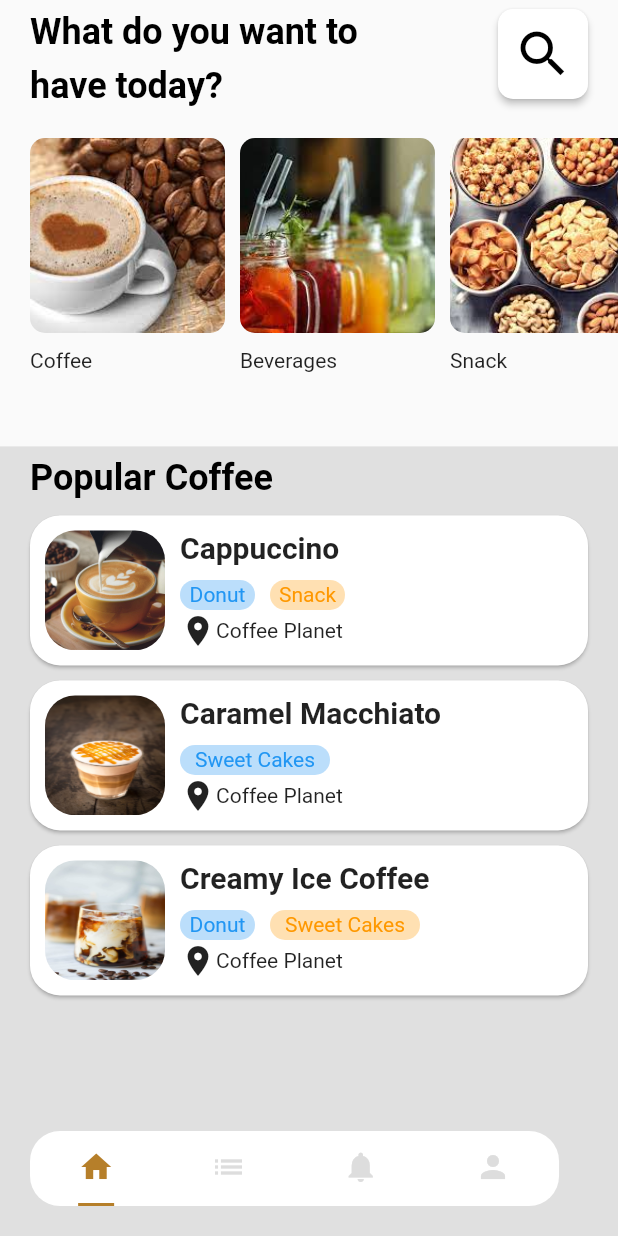
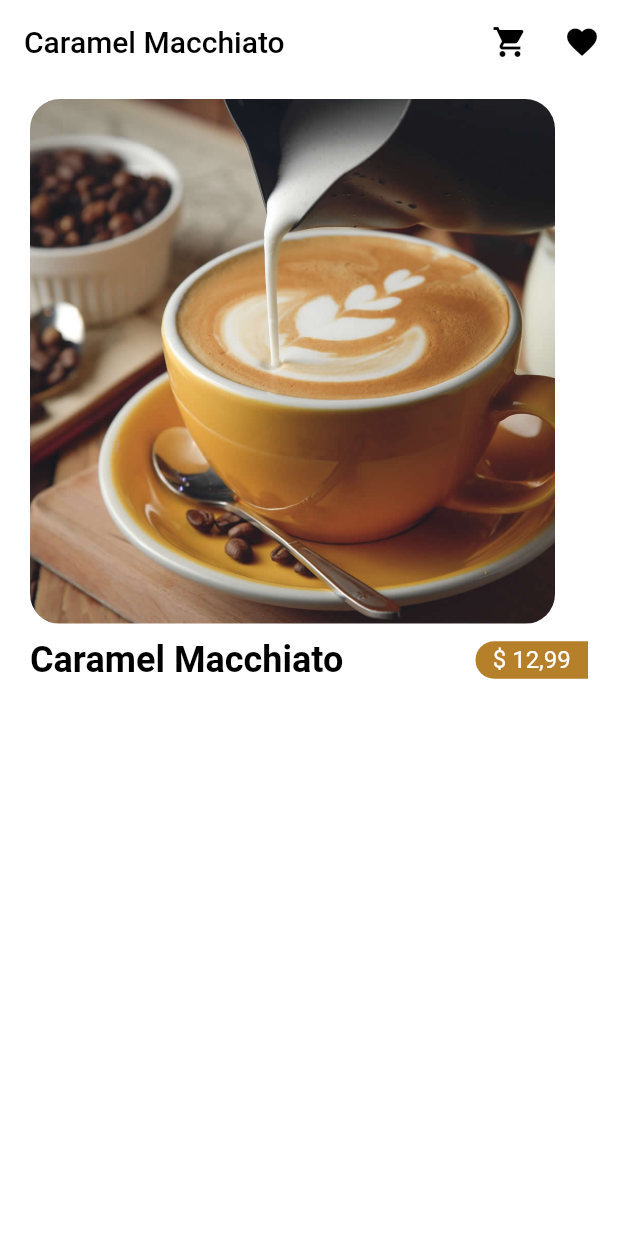
Before and after one commit to huseyinnarli/coffee_app, a Flutter app: the screen it shows after launch, on a phone screen of 412 x 824 dp. Run offline on Flutter 3.47's test engine with Material 2 defaults, Android fonts, the phone set to English and light mode, and no system bars.

```diff
--- a/lib/main.dart
+++ b/lib/main.dart
@@ -1,4 +1,5 @@
 import 'package:flutter/material.dart';
+import 'package:newapp/pages/coffeepage.dart';
 import 'package:newapp/pages/maintab.dart';
 
 void main() {
@@ -12,15 +13,22 @@ class MyApp extends StatelessWidget {
   @override
   Widget build(BuildContext context) {
     return MaterialApp(
+      debugShowCheckedModeBanner: false,
       title: 'Flutter Demo',
       theme: ThemeData().copyWith(
+        appBarTheme: const AppBarTheme(
+          centerTitle: true,
+          backgroundColor: Colors.white,
+          elevation: 0,
+          foregroundColor: Colors.black
+        ),
         tabBarTheme: const TabBarTheme(
           labelColor: Color(0xffB67F2A),
           unselectedLabelColor: Color(0xffDDDDDD),
           indicatorSize: TabBarIndicatorSize.label,
         ),
       ),
-      home: const MainPage(),
+      home: const CoffeePage(),
     );
   }
 }
--- /dev/null
+++ b/lib/pages/coffeepage.dart
@@ -0,0 +1,74 @@
+import 'package:flutter/material.dart';
+import 'package:newapp/collections/collection_item.dart';
+
+class CoffeePage extends StatelessWidget {
+  const CoffeePage({super.key});
+  final String title = 'Caramel Macchiato';
+  @override
+  Widget build(BuildContext context) {
+    return Scaffold(
+      backgroundColor: Colors.white,
+      appBar: AppBar(
+        centerTitle: false,
+        title: Text(title),
+        //centerTitle: true,
+        actions: [
+          IconButton(
+              onPressed: () {}, icon: const Icon(Icons.local_grocery_store)),
+          IconButton(onPressed: () {}, icon: const Icon(Icons.favorite))
+        ],
+      ),
+      body: Padding(
+        padding: const EdgeInsets.symmetric(horizontal: 20, vertical: 10),
+        child: Column(
+          crossAxisAlignment: CrossAxisAlignment.start,
+          children: [
+            Container(
+              //padding: EdgeInsets.zero,
+              margin: EdgeInsets.zero,
+              //margin: const EdgeInsets.all(20),
+              height: 350,
+              width: 350,
+              decoration: BoxDecoration(
+                  image: DecorationImage(
+                    fit: BoxFit.fill,
+                    image: AssetImage(PopularCoffeeItems().itemss[0].image),
+                  ),
+                  borderRadius: BorderRadius.circular(20)),
+            ),
+            Padding(
+              padding: const EdgeInsets.symmetric(vertical: 10),
+              child: Row(
+                mainAxisAlignment: MainAxisAlignment.spaceBetween,
+                children: [
+                  Text(
+                    'Caramel Macchiato',
+                    style: Theme.of(context).textTheme.headline5?.copyWith(
+                        color: Colors.black, fontWeight: FontWeight.bold),
+                  ),
+                  Container(
+                      alignment: Alignment.center,
+                      height: 25,
+                      width: 75,
+                      decoration: const BoxDecoration(
+                          color: Color(0xffB67F2A),
+                          borderRadius: BorderRadius.only(
+                              bottomLeft: Radius.circular(20),
+                              topLeft: Radius.circular(20))),
+                      child: Text(
+                        '\$ 12,99',
+                        style: Theme.of(context)
+                            .textTheme
+                            .subtitle1
+                            ?.copyWith(color: Colors.white),
+                      ))
+                ],
+              ),
+
+            )
+          ],
+        ),
+      ),
+    );
+  }
+}
--- a/lib/pages/homepage.dart
+++ b/lib/pages/homepage.dart
@@ -1,4 +1,5 @@
 import 'package:flutter/material.dart';
+import 'package:newapp/pages/coffeepage.dart';
 import '../collections/collection_item.dart';
 
 class Home extends StatefulWidget {
@@ -124,9 +125,18 @@ class _SecondListCard extends StatelessWidget {
   Widget build(BuildContext context) {
     return Padding(
       padding: ProjectPadding()._cardVertical,
+      child: GestureDetector(
+        onTap: () {
+          Navigator.of(context).push(MaterialPageRoute(
+            builder: (context) {
+              return const CoffeePage();
+            },
+          ));
+        },
         child: Card(
           margin: EdgeInsets.zero,
-        shape: RoundedRectangleBorder(borderRadius: ProjectShape()._radiusTwelve),
+          shape: RoundedRectangleBorder(
+              borderRadius: ProjectShape()._radiusTwelve),
           child: SizedBox(
               height: ProjectNumbers()._cardSize,
               child: Padding(
@@ -152,7 +162,9 @@ class _SecondListCard extends StatelessWidget {
                         Row(
                           children: [
                             _tags(0),
-                          (_cmodel.tags.length > 1) ? _tags(1) : const SizedBox(),
+                            (_cmodel.tags.length > 1)
+                                ? _tags(1)
+                                : const SizedBox(),
                           ],
                         ),
                         Row(
@@ -166,6 +178,7 @@ class _SecondListCard extends StatelessWidget {
                   ],
                 ),
               )),
+        ),
       ),
     );
   }
```
Lines whose indentation alone changed are shown as unchanged.
